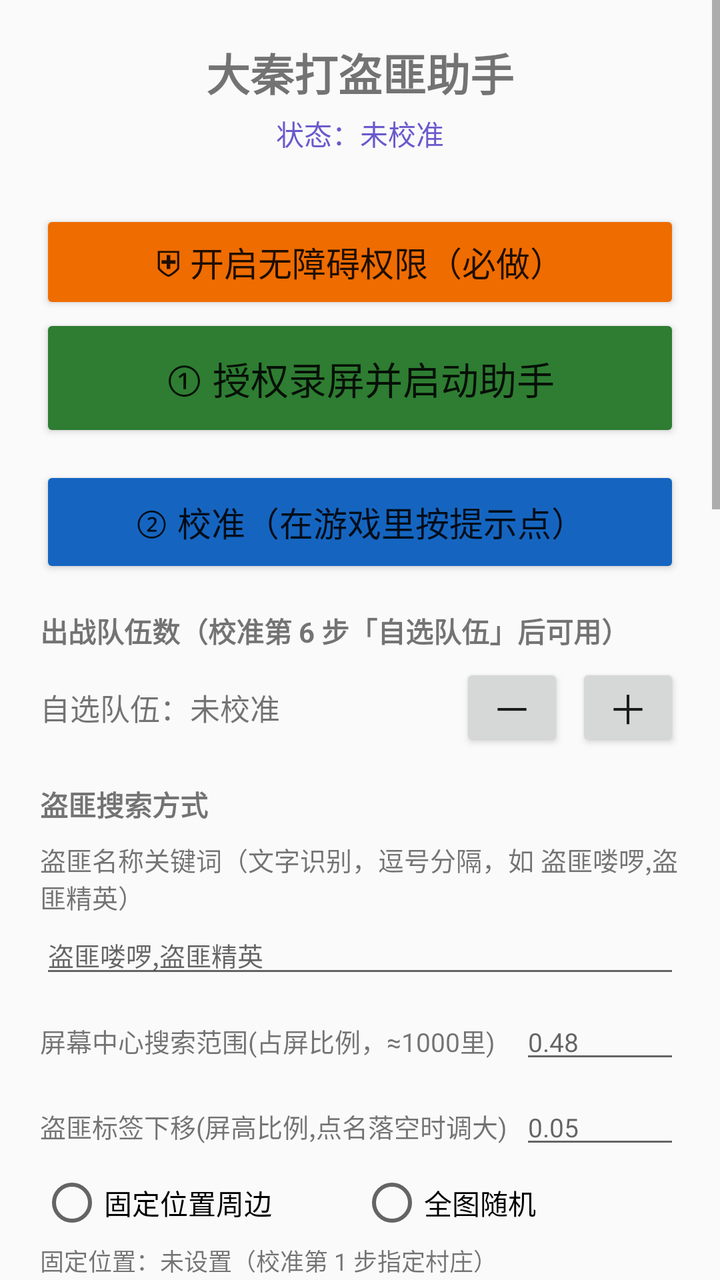
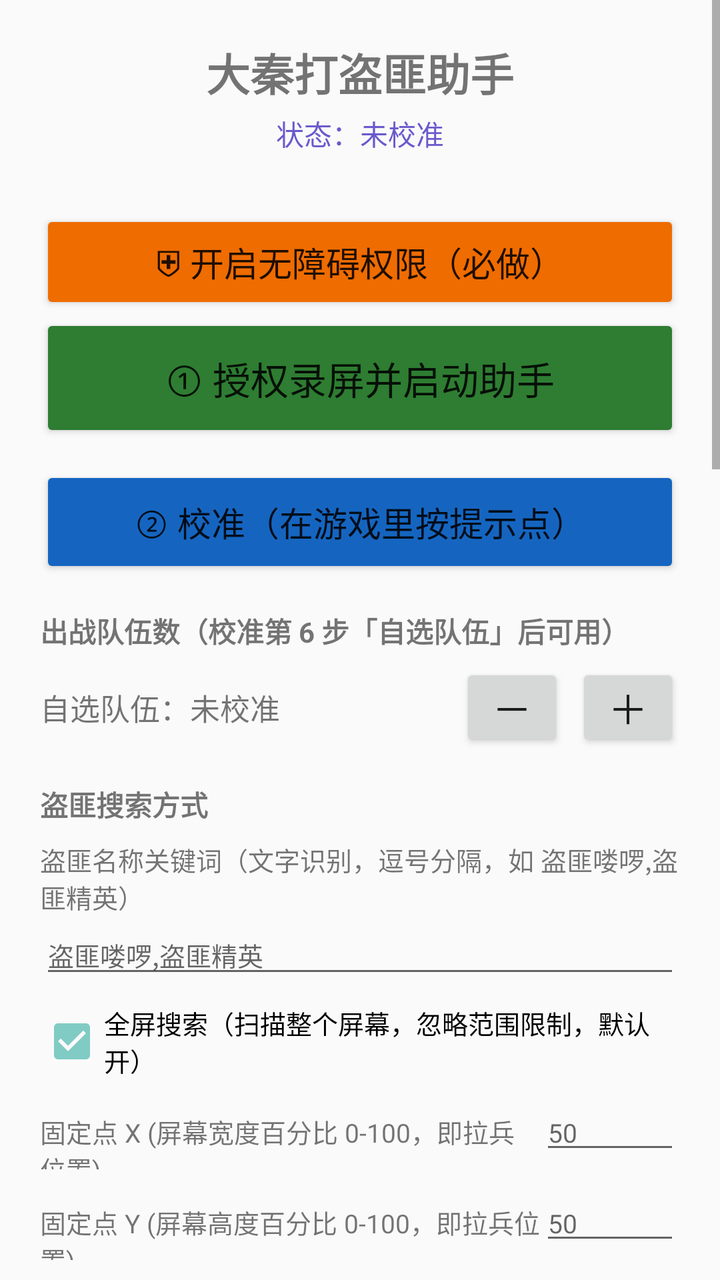

An Android layout rendered at two revisions. The XML below is the earlier revision; the diff shows what the commit changed to produce the second picture.
<!-- AndroidManifest.xml: application theme Theme.DaQinHelper -->
<!-- res/layout/activity_main.xml -->
<?xml version="1.0" encoding="utf-8"?>
<ScrollView xmlns:android="http://schemas.android.com/apk/res/android"
    android:layout_width="match_parent"
    android:layout_height="match_parent">

    <LinearLayout
        android:orientation="vertical"
        android:padding="20dp"
        android:layout_width="match_parent"
        android:layout_height="wrap_content">

        <TextView
            android:id="@+id/text_crash"
            android:layout_width="match_parent"
            android:layout_height="wrap_content"
            android:text=""
            android:textSize="12sp"
            android:textColor="#C62828"
            android:background="#FFEBEE"
            android:padding="8dp"
            android:textIsSelectable="true"
            android:visibility="gone"
            android:layout_marginBottom="12dp" />

        <TextView
            android:layout_width="match_parent"
            android:layout_height="wrap_content"
            android:text="@string/app_name"
            android:textSize="22sp"
            android:textStyle="bold"
            android:gravity="center"
            android:layout_marginBottom="4dp" />

        <TextView
            android:id="@+id/text_status"
            android:layout_width="match_parent"
            android:layout_height="wrap_content"
            android:text="状态：未校准"
            android:gravity="center"
            android:textSize="14sp"
            android:textColor="#6A5ACD"
            android:layout_marginBottom="16dp" />

        <Button
            android:id="@+id/btn_acc"
            android:layout_width="match_parent"
            android:layout_height="52dp"
            android:text="⛨ 开启无障碍权限（必做）"
            android:textSize="17sp"
            android:layout_marginTop="12dp"
            android:backgroundTint="#EF6C00" />

        <Button
            android:id="@+id/btn_start"
            android:layout_width="match_parent"
            android:layout_height="64dp"
            android:text="① 授权录屏并启动助手"
            android:textSize="19sp"
            android:backgroundTint="#2E7D32" />

        <Button
            android:id="@+id/btn_calib"
            android:layout_width="match_parent"
            android:layout_height="56dp"
            android:text="② 校准（在游戏里按提示点）"
            android:textSize="17sp"
            android:layout_marginTop="12dp"
            android:backgroundTint="#1565C0" />

        <TextView
            android:layout_width="match_parent"
            android:layout_height="wrap_content"
            android:text="出战队伍数（校准第 6 步「自选队伍」后可用）"
            android:textStyle="bold"
            android:layout_marginTop="16dp" />

        <LinearLayout
            android:layout_width="match_parent"
            android:layout_height="wrap_content"
            android:orientation="horizontal"
            android:gravity="center_vertical"
            android:layout_marginTop="6dp">

            <TextView
                android:id="@+id/text_troop"
                android:layout_width="0dp"
                android:layout_weight="1"
                android:layout_height="wrap_content"
                android:text="自选队伍：未校准"
                android:textSize="15sp" />

            <Button
                android:id="@+id/btn_minus"
                android:layout_width="52dp"
                android:layout_height="44dp"
                android:text="－"
                android:textSize="20sp"
                android:padding="0dp"
                android:minWidth="0dp" />

            <Button
                android:id="@+id/btn_plus"
                android:layout_width="52dp"
                android:layout_height="44dp"
                android:layout_marginStart="6dp"
                android:text="＋"
                android:textSize="20sp"
                android:padding="0dp"
                android:minWidth="0dp" />
        </LinearLayout>

        <TextView
            android:layout_width="match_parent"
            android:layout_height="wrap_content"
            android:text="盗匪搜索方式"
            android:textStyle="bold"
            android:layout_marginTop="16dp" />

        <TextView
            android:layout_width="match_parent"
            android:layout_height="wrap_content"
            android:text="盗匪名称关键词（文字识别，逗号分隔，如 盗匪喽啰,盗匪精英）"
            android:textSize="13sp"
            android:layout_marginTop="8dp" />

        <EditText
            android:id="@+id/edit_banditname"
            android:layout_width="match_parent"
            android:layout_height="wrap_content"
            android:hint="盗匪喽啰,盗匪精英"
            android:inputType="text"
            android:textSize="13sp" />

        <LinearLayout
            android:layout_width="match_parent"
            android:layout_height="wrap_content"
            android:orientation="horizontal"
            android:layout_marginTop="8dp">
            <TextView
                android:layout_width="0dp"
                android:layout_weight="1"
                android:layout_height="wrap_content"
                android:text="屏幕中心搜索范围(占屏比例，≈1000里)"
                android:gravity="center_vertical"
                android:textSize="13sp" />
            <EditText
                android:id="@+id/edit_center_ratio"
                android:layout_width="80dp"
                android:layout_height="wrap_content"
                android:hint="0.48"
                android:inputType="numberDecimal"
                android:textSize="13sp" />
        </LinearLayout>

        <LinearLayout
            android:layout_width="match_parent"
            android:layout_height="wrap_content"
            android:orientation="horizontal"
            android:layout_marginTop="8dp">
            <TextView
                android:layout_width="0dp"
                android:layout_weight="1"
                android:layout_height="wrap_content"
                android:text="盗匪标签下移(屏高比例,点名落空时调大)"
                android:gravity="center_vertical"
                android:textSize="13sp" />
            <EditText
                android:id="@+id/edit_name_offset"
                android:layout_width="80dp"
                android:layout_height="wrap_content"
                android:hint="0.05"
                android:inputType="numberDecimal"
                android:textSize="13sp" />
        </LinearLayout>

        <RadioGroup
            android:id="@+id/radio_scan"
            android:orientation="horizontal"
            android:layout_width="match_parent"
            android:layout_height="wrap_content"
            android:layout_marginTop="6dp">

            <RadioButton
                android:id="@+id/rb_scan_area"
                android:layout_width="0dp"
                android:layout_weight="1"
                android:layout_height="wrap_content"
                android:text="固定位置周边" />

            <RadioButton
                android:id="@+id/rb_scan_all"
                android:layout_width="0dp"
                android:layout_weight="1"
                android:layout_height="wrap_content"
                android:text="全图随机" />
        </RadioGroup>

        <TextView
            android:id="@+id/text_base"
            android:layout_width="match_parent"
            android:layout_height="wrap_content"
            android:text="固定位置：未设置（校准第 1 步指定村庄）"
            android:textSize="12sp"
            android:layout_marginTop="4dp" />

        <LinearLayout
            android:layout_width="match_parent"
            android:layout_height="wrap_content"
            android:orientation="horizontal"
            android:layout_marginTop="8dp">

            <TextView
                android:layout_width="0dp"
                android:layout_weight="1"
                android:layout_height="wrap_content"
                android:text="搜索半径(里)"
                android:gravity="center_vertical"
                android:textSize="13sp" />

            <EditText
                android:id="@+id/edit_radius"
                android:layout_width="80dp"
                android:layout_height="wrap_content"
                android:hint="1000"
                android:inputType="number"
                android:textSize="13sp" />
        </LinearLayout>

        <LinearLayout
            android:layout_width="match_parent"
            android:layout_height="wrap_content"
            android:orientation="horizontal"
            android:layout_marginTop="8dp">

            <TextView
                android:layout_width="0dp"
                android:layout_weight="1"
                android:layout_height="wrap_content"
                android:text="每里=多少像素"
                android:gravity="center_vertical"
                android:textSize="13sp" />

            <EditText
                android:id="@+id/edit_lipixel"
                android:layout_width="80dp"
                android:layout_height="wrap_content"
                android:hint="3"
                android:inputType="numberDecimal"
                android:textSize="13sp" />
        </LinearLayout>

        <TextView
            android:layout_width="match_parent"
            android:layout_height="wrap_content"
            android:text="盗匪等级筛选"
            android:textStyle="bold"
            android:layout_marginTop="16dp" />

        <RadioGroup
            android:id="@+id/radio_level"
            android:orientation="horizontal"
            android:layout_width="match_parent"
            android:layout_height="wrap_content"
            android:layout_marginTop="6dp">

            <RadioButton
                android:id="@+id/rb_level_any"
                android:layout_width="0dp"
                android:layout_weight="1"
                android:layout_height="wrap_content"
                android:text="不限等级" />

            <RadioButton
                android:id="@+id/rb_level_only"
                android:layout_width="0dp"
                android:layout_weight="1"
                android:layout_height="wrap_content"
                android:text="只打指定等级" />
        </RadioGroup>

        <TextView
            android:layout_width="match_parent"
            android:layout_height="wrap_content"
            android:text="讨伐方式（放射菜单里点哪个）"
            android:textStyle="bold"
            android:layout_marginTop="16dp" />

        <RadioGroup
            android:id="@+id/radio_mode"
            android:orientation="horizontal"
            android:layout_width="match_parent"
            android:layout_height="wrap_content"
            android:layout_marginTop="6dp">

            <RadioButton
                android:id="@+id/rb_mode_attack"
                android:layout_width="0dp"
                android:layout_weight="1"
                android:layout_height="wrap_content"
                android:text="讨伐（消耗令）" />

            <RadioButton
                android:id="@+id/rb_mode_battle"
                android:layout_width="0dp"
                android:layout_weight="1"
                android:layout_height="wrap_content"
                android:text="战斗（不消耗）" />
        </RadioGroup>

        <TextView
            android:layout_width="match_parent"
            android:layout_height="wrap_content"
            android:text="盗匪活动时段（只在活动时间内挂机，留空=全天）"
            android:textStyle="bold"
            android:layout_marginTop="16dp" />

        <LinearLayout
            android:layout_width="match_parent"
            android:layout_height="wrap_content"
            android:orientation="horizontal"
            android:layout_marginTop="8dp">

            <TextView
                android:layout_width="0dp"
                android:layout_weight="1"
                android:layout_height="wrap_content"
                android:text="开始(如 20:00)"
                android:gravity="center_vertical"
                android:textSize="13sp" />

            <EditText
                android:id="@+id/edit_act_start"
                android:layout_width="86dp"
                android:layout_height="wrap_content"
                android:hint="20:00"
                android:inputType="time"
                android:textSize="13sp" />
        </LinearLayout>

        <LinearLayout
            android:layout_width="match_parent"
            android:layout_height="wrap_content"
            android:orientation="horizontal"
            android:layout_marginTop="8dp">

            <TextView
                android:layout_width="0dp"
                android:layout_weight="1"
                android:layout_height="wrap_content"
                android:text="结束(如 22:30)"
                android:gravity="center_vertical"
                android:textSize="13sp" />

            <EditText
                android:id="@+id/edit_act_end"
                android:layout_width="86dp"
                android:layout_height="wrap_content"
                android:hint="22:30"
                android:inputType="time"
                android:textSize="13sp" />
        </LinearLayout>

        <LinearLayout
            android:layout_width="match_parent"
            android:layout_height="wrap_content"
            android:orientation="horizontal"
            android:layout_marginTop="8dp">

            <TextView
                android:layout_width="0dp"
                android:layout_weight="1"
                android:layout_height="wrap_content"
                android:text="找不到盗匪等(秒)"
                android:gravity="center_vertical"
                android:textSize="13sp" />

            <EditText
                android:id="@+id/edit_nobandit"
                android:layout_width="80dp"
                android:layout_height="wrap_content"
                android:hint="30"
                android:inputType="number"
                android:textSize="13sp" />
        </LinearLayout>

        <TextView
            android:layout_width="match_parent"
            android:layout_height="wrap_content"
            android:text="高级设置"
            android:textStyle="bold"
            android:layout_marginTop="16dp" />

        <LinearLayout
            android:layout_width="match_parent"
            android:layout_height="wrap_content"
            android:orientation="horizontal"
            android:layout_marginTop="8dp">
            <TextView
                android:layout_width="0dp"
                android:layout_weight="1"
                android:layout_height="wrap_content"
                android:text="出征后至少等待(秒)，之后自动等部队恢复"
                android:gravity="center_vertical"
                android:textSize="13sp" />
            <EditText
                android:id="@+id/edit_wait"
                android:layout_width="80dp"
                android:layout_height="wrap_content"
                android:hint="20"
                android:inputType="number"
                android:textSize="13sp" />
        </LinearLayout>

        <LinearLayout
            android:layout_width="match_parent"
            android:layout_height="wrap_content"
            android:orientation="horizontal"
            android:layout_marginTop="8dp">
            <TextView
                android:layout_width="0dp"
                android:layout_weight="1"
                android:layout_height="wrap_content"
                android:text="匹配灵敏度(20-120)"
                android:gravity="center_vertical"
                android:textSize="13sp" />
            <EditText
                android:id="@+id/edit_thresh"
                android:layout_width="80dp"
                android:layout_height="wrap_content"
                android:hint="55"
                android:inputType="number"
                android:textSize="13sp" />
        </LinearLayout>

        <TextView
            android:layout_width="match_parent"
            android:layout_height="wrap_content"
            android:text="拟人化程度（让操作更像真人）"
            android:textStyle="bold"
            android:layout_marginTop="16dp" />

        <RadioGroup
            android:id="@+id/radio_human"
            android:orientation="horizontal"
            android:layout_width="match_parent"
            android:layout_height="wrap_content"
            android:layout_marginTop="8dp">
            <RadioButton android:id="@+id/rb_low" android:layout_width="0dp" android:layout_height="wrap_content" android:text="轻" android:layout_weight="1" />
            <RadioButton android:id="@+id/rb_mid" android:layout_width="0dp" android:layout_height="wrap_content" android:text="中" android:layout_weight="1" />
            <RadioButton android:id="@+id/rb_high" android:layout_width="0dp" android:layout_height="wrap_content" android:text="强" android:layout_weight="1" />
        </RadioGroup>

        <TextView
            android:layout_width="match_parent"
            android:layout_height="wrap_content"
            android:text="@string/help_text"
            android:textSize="12sp"
            android:layout_marginTop="16dp" />

    </LinearLayout>
</ScrollView>
<!-- resources referenced by this layout -->
<resources>
  <string name="app_name">大秦打盗匪助手</string>
  <string name="help_text">使用步骤：
  1）点「⛨ 开启无障碍权限」，在系统设置里打开「大秦打盗匪助手」。
  2）点「① 授权录屏并启动助手」，在弹窗里选择「开始录制/立即开始」。录屏是识别画面的前提。
  3）切到游戏，点左上角悬浮窗里的「校准」，按屏幕提示依次点 7 步：
     ① 固定位置（点你的村庄，作为周边搜索中心，可跳过）
     ② 盗匪图标
     ③ 目标等级数字（如 60，只打这一类，可跳过）
     ④ 放射菜单里的「讨伐」（左上方齿轮图标）
     ⑤ 部队面板右下角蓝色的「全选」
     ⑥ 自选队伍（只想出某几支时才点，可跳过）
     ⑦ 橙色的「确定」
  4）校准完点悬浮窗「▶ 开始」，助手就会循环打盗匪；悬浮窗上可随时「⏸ 停止」。
  
  悬浮窗上的按钮：
  · ▶ 开始 / ⏸ 停止
  · 校准
  · 自选 2/3 队：用 ＋/－ 选本次出战几支队伍（校准第 6 步才可用）
  · 全选：开/关 —— 出征前是否自动点蓝色的「全选」
  · 周边 1000 里 / 全图 —— 搜索方式，点一下切换
  · 等级：不限 / 指定 —— 只打校准时标记的那一类盗匪
  · 讨伐 / 战斗 —— 放射菜单里点哪个。讨伐消耗讨伐令但奖励更好，战斗不消耗
  · 时段 —— 只在活动时间内挂机（时间在 APP 里填）
  
  找不到盗匪时会自动拖动地图刷新视野；连续找不到会放慢节奏等待活动刷新。</string>
  <style name="Theme.DaQinHelper" parent="Theme.AppCompat.Light.NoActionBar">
          <item name="colorPrimary">@color/purple_500</item>
          <item name="colorPrimaryDark">@color/purple_700</item>
          <item name="colorAccent">@color/teal_200</item>
      </style>
  <color name="purple_500">#6A5ACD</color>
  <color name="purple_700">#483D8B</color>
  <color name="teal_200">#80CBC4</color>
</resources>

<!-- the commit's change to res/layout/activity_main.xml (unified diff, before → after) -->
@@ -131,16 +131,67 @@
             android:inputType="text"
             android:textSize="13sp" />
 
-        <LinearLayout
-            android:layout_width="match_parent"
-            android:layout_height="wrap_content"
-            android:orientation="horizontal"
-            android:layout_marginTop="8dp">
-            <TextView
-                android:layout_width="0dp"
-                android:layout_weight="1"
-                android:layout_height="wrap_content"
-                android:text="屏幕中心搜索范围(占屏比例，≈1000里)"
+        <CheckBox
+            android:id="@+id/check_fullscreen"
+            android:layout_width="match_parent"
+            android:layout_height="wrap_content"
+            android:text="全屏搜索（扫描整个屏幕，忽略范围限制，默认开）"
+            android:checked="true"
+            android:textSize="13sp"
+            android:layout_marginTop="8dp" />
+
+        <LinearLayout
+            android:layout_width="match_parent"
+            android:layout_height="wrap_content"
+            android:orientation="horizontal"
+            android:layout_marginTop="8dp">
+            <TextView
+                android:layout_width="0dp"
+                android:layout_weight="1"
+                android:layout_height="wrap_content"
+                android:text="固定点 X (屏幕宽度百分比 0-100，即拉兵位置)"
+                android:gravity="center_vertical"
+                android:textSize="13sp" />
+            <EditText
+                android:id="@+id/edit_center_x"
+                android:layout_width="70dp"
+                android:layout_height="wrap_content"
+                android:hint="50"
+                android:inputType="number"
+                android:textSize="13sp" />
+        </LinearLayout>
+
+        <LinearLayout
+            android:layout_width="match_parent"
+            android:layout_height="wrap_content"
+            android:orientation="horizontal"
+            android:layout_marginTop="8dp">
+            <TextView
+                android:layout_width="0dp"
+                android:layout_weight="1"
+                android:layout_height="wrap_content"
+                android:text="固定点 Y (屏幕高度百分比 0-100，即拉兵位置)"
+                android:gravity="center_vertical"
+                android:textSize="13sp" />
+            <EditText
+                android:id="@+id/edit_center_y"
+                android:layout_width="70dp"
+                android:layout_height="wrap_content"
+                android:hint="50"
+                android:inputType="number"
+                android:textSize="13sp" />
+        </LinearLayout>
+
+        <LinearLayout
+            android:layout_width="match_parent"
+            android:layout_height="wrap_content"
+            android:orientation="horizontal"
+            android:layout_marginTop="8dp">
+            <TextView
+                android:layout_width="0dp"
+                android:layout_weight="1"
+                android:layout_height="wrap_content"
+                android:text="屏幕中心搜索范围(占屏比例,全屏关闭时生效)"
                 android:gravity="center_vertical"
                 android:textSize="13sp" />
             <EditText
